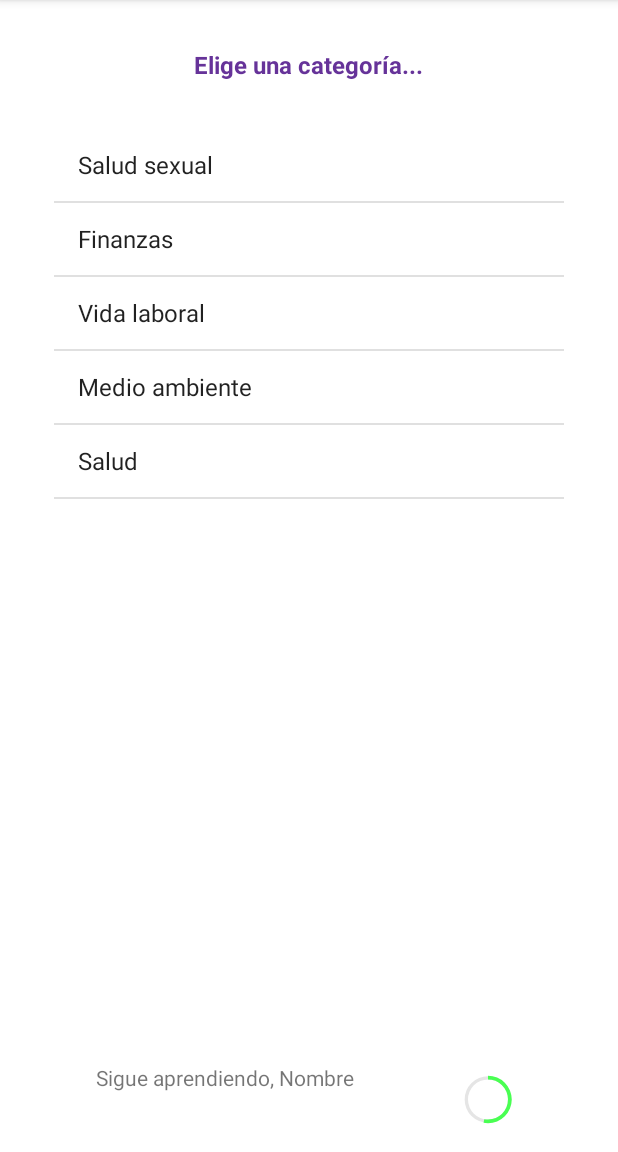
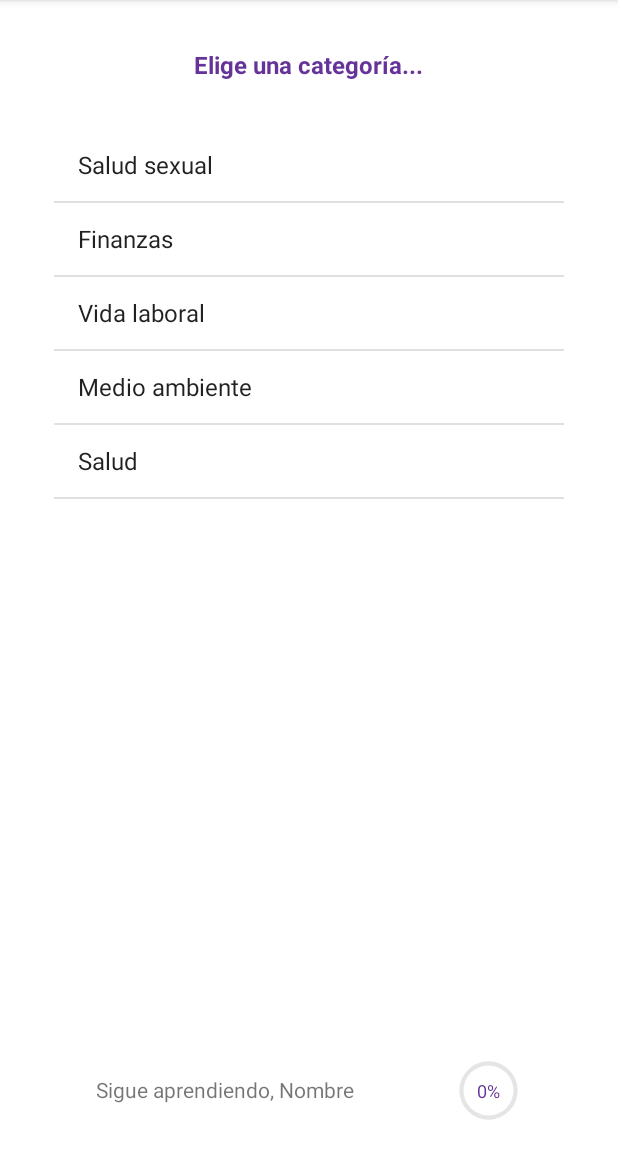
Before and after one commit to Jess-CR/OkayApp, an Android app: the categories screen opened directly, with no data from a screen before it, on a phone screen of 412 x 824 dp, the part 84-1236 px from its top. Run offline under Robolectric (Android 15) with nearby library versions, the phone set to English and light mode, and no system bars; Roboto replaces fonts that are not available here.

Commit message:
DB precargada y mejoras a progressbar

```diff
--- /dev/null
+++ b/app/src/main/java/Animations/ProgressBarAnimation.kt
@@ -0,0 +1,97 @@
+package Animations
+
+import android.animation.AnimatorSet
+import android.animation.ObjectAnimator
+import android.animation.ValueAnimator
+import android.view.animation.DecelerateInterpolator
+import android.widget.ProgressBar
+import android.widget.TextView
+
+class ProgressBarAnimation(progressBar: ProgressBar,pbText:TextView ,pbNum:TextView) {
+    val pb = progressBar
+    val pText = pbText
+    val pNum = pbNum
+    fun setProgress(progressTo: Int) {
+
+        val numberAnimator = ValueAnimator.ofInt(pb.progress,progressTo)
+        numberAnimator.duration=1000
+        numberAnimator.interpolator=DecelerateInterpolator()
+        numberAnimator.addUpdateListener(ValueAnimator.AnimatorUpdateListener {
+            pNum.text="${it.animatedValue}%"
+            pb.progress = it.animatedValue.toString().toInt()
+        })
+        numberAnimator.start()
+        animateTexts(progressTo)
+
+
+    }
+
+
+
+    fun initProgressBar() {
+        val numberAnimator = ValueAnimator.ofInt(0,100)
+        numberAnimator.duration=750
+        numberAnimator.startDelay=450
+        numberAnimator.interpolator=DecelerateInterpolator()
+        numberAnimator.addUpdateListener(ValueAnimator.AnimatorUpdateListener {
+            pNum.text="${it.animatedValue}%"
+            pb.progress = it.animatedValue.toString().toInt()
+        })
+        val numberAnimator2 = ValueAnimator.ofInt(100,0)
+        numberAnimator2.duration=750
+        numberAnimator2.startDelay=100
+        numberAnimator2.interpolator=DecelerateInterpolator()
+        numberAnimator2.addUpdateListener(ValueAnimator.AnimatorUpdateListener {
+            pNum.text="${it.animatedValue}%"
+            pb.progress = it.animatedValue.toString().toInt()
+        })
+
+        AnimatorSet().apply {
+            playSequentially(numberAnimator,numberAnimator2)
+            start()
+            animateTexts(0)
+
+        }
+    }
+
+    private fun animateTexts(progressValue:Int) {
+        if ((progressValue > 0) && (progressValue > 0)) {
+
+            when {
+                progressValue <= 50 -> {
+                    pText.text = "EN PROGRESO"
+
+
+                }
+                progressValue > 50 && progressValue < 100 -> {
+                    pText.text = "AVANZADO"
+
+                }
+                progressValue == 100 -> {
+                    pText.text = "COMPLETADO"
+                }
+                else -> {
+                }
+            }
+        } else {
+            pb.progress = 0
+            pText.text = "SIN PROGRESO"
+
+        }
+
+    }
+}
+
+
+
+
+
+/*val animationTo100 = ObjectAnimator.ofInt(pb, "progress", 0, 100)
+        animationTo100.duration = 750
+        animationTo100.startDelay = 450
+        animationTo100.interpolator = DecelerateInterpolator()
+
+        val animationTo0 = ObjectAnimator.ofInt(pb, "progress", 100, 0)
+        animationTo0.duration = 750
+        animationTo0.startDelay = 100
+        animationTo0.interpolator = DecelerateInterpolator()*/
--- a/app/src/main/java/org/bedu/okayapp/categories.kt
+++ b/app/src/main/java/org/bedu/okayapp/categories.kt
@@ -1,5 +1,6 @@
 package org.bedu.okayapp
 
+import Animations.ProgressBarAnimation
 import android.content.Intent
 import androidx.appcompat.app.AppCompatActivity
 import android.os.Bundle
@@ -7,14 +8,17 @@ import android.view.View
 import android.widget.AdapterView
 import android.widget.ArrayAdapter
 import android.widget.ListView
+import org.bedu.okayapp.databinding.ActivityCategoriesBinding
 
 
 class categories : AppCompatActivity() {
 
     private lateinit var listaCategorias: ListView
+    private lateinit var binding: ActivityCategoriesBinding
     override fun onCreate(savedInstanceState: Bundle?) {
+        binding = ActivityCategoriesBinding.inflate(layoutInflater)
         super.onCreate(savedInstanceState)
-        setContentView(R.layout.activity_categories)
+        setContentView(binding.root)
         val arrayAdapter: ArrayAdapter<*>
         val servicio1 = resources.getStringArray(R.array.Categorias)
         listaCategorias = findViewById(R.id.listaCategorias)
@@ -28,6 +32,10 @@ class categories : AppCompatActivity() {
                 startActivity(intent)
             }
 
+        val progressBar = ProgressBarAnimation(binding.CategoriesProgressBar,binding.progressPercentage,binding.progressPercentage)
+
+        progressBar.initProgressBar()
+
 
     }
 
--- a/app/src/main/res/layout/activity_categories.xml
+++ b/app/src/main/res/layout/activity_categories.xml
@@ -37,19 +37,32 @@
         android:layout_height="wrap_content"
         android:layout_marginHorizontal="80dp"
         android:layout_marginStart="64dp"
-        android:layout_marginTop="64dp"
+        android:onClick="progreso"
         android:text="Sigue aprendiendo, Nombre"
+        app:layout_constraintBottom_toBottomOf="@+id/CategoriesProgressBar"
+        app:layout_constraintStart_toStartOf="parent"
+        app:layout_constraintTop_toTopOf="@+id/CategoriesProgressBar"
+        app:layout_constraintVertical_bias="0.483" />
+
+    <TextView
+        android:id="@+id/progressPercentage"
+        android:layout_width="wrap_content"
+        android:layout_height="wrap_content"
+        android:textSize="12dp"
+        android:text="100%"
+        android:textColor="#663399"
         android:onClick="progreso"
-        app:layout_constraintBottom_toBottomOf="parent"
-        app:layout_constraintStart_toStartOf="parent"
-        app:layout_constraintTop_toBottomOf="@+id/listaCategorias"
-        app:layout_constraintVertical_bias="0.596" />
+        app:layout_constraintBottom_toBottomOf="@+id/CategoriesProgressBar"
+        app:layout_constraintEnd_toEndOf="@+id/CategoriesProgressBar"
+        app:layout_constraintStart_toStartOf="@+id/CategoriesProgressBar"
+        app:layout_constraintTop_toTopOf="@+id/CategoriesProgressBar"
+        tools:ignore="OnClick" />
 
     <ProgressBar
         android:id="@+id/CategoriesProgressBar"
         style="?android:attr/progressBarStyle"
-        android:layout_width="40dp"
-        android:layout_height="38dp"
+        android:layout_width="50dp"
+        android:layout_height="50dp"
         android:indeterminateOnly="false"
         android:max="100"
         android:progress="0"
@@ -60,15 +73,5 @@
         app:layout_constraintHorizontal_bias="0.511"
         app:layout_constraintStart_toEndOf="@+id/textView3" />
 
-    <TextView
-        android:id="@+id/progressPercentage"
-        android:layout_width="18dp"
-        android:layout_height="18dp"
-        android:textColor="#663399"
-        android:onClick="progreso"
-        app:layout_constraintBottom_toBottomOf="@+id/CategoriesProgressBar"
-        app:layout_constraintEnd_toEndOf="@+id/CategoriesProgressBar"
-        app:layout_constraintStart_toStartOf="@+id/CategoriesProgressBar"
-        app:layout_constraintTop_toTopOf="@+id/CategoriesProgressBar"
-        tools:ignore="OnClick" />
+
 </androidx.constraintlayout.widget.ConstraintLayout>
--- a/gradle.properties
+++ b/gradle.properties
@@ -19,3 +19,4 @@ android.useAndroidX=true
 android.enableJetifier=true
 # Kotlin code style for this project: "official" or "obsolete":
 kotlin.code.style=official
+kapt.incremental.apt=true
```
Also changed, not shown: app/build.gradle (+18 -3 lines), app/src/main/java/Animations/ProgressBarViewModel.kt (added, +7 -0 lines), app/src/main/java/org/bedu/okayapp/BaseQuestion.kt (+15 -39 lines), app/src/main/java/org/bedu/okayapp/Progress.kt (+8 -76 lines), app/src/main/java/org/bedu/okayapp/TriviaAdapter.kt (+19 -54 lines), app/src/main/java/room/DatabaseTrivia.kt (deleted, +0 -31 lines), app/src/main/java/room/SexualEducation.kt (deleted, +0 -18 lines), app/src/main/java/room/Trivia.kt (added, +17 -0 lines), app/src/main/java/room/TriviaDAO.kt (deleted, +0 -30 lines), app/src/main/java/room/TriviaDao.kt (added, +16 -0 lines), app/src/main/java/room/TriviaDatabase.kt (added, +36 -0 lines), app/src/main/java/room/TriviaRepository.kt (added, +13 -0 lines), app/src/main/java/room/TriviaViewModel.kt (added, +27 -0 lines), app/src/main/assets/database/trivia.db (added).
